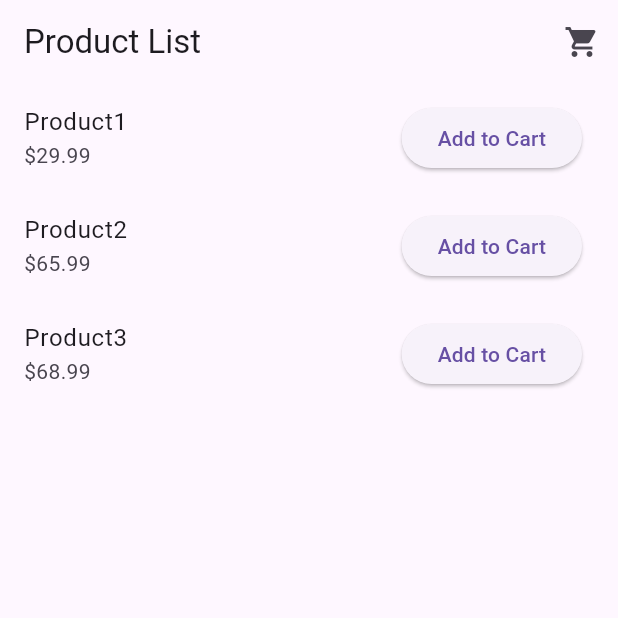
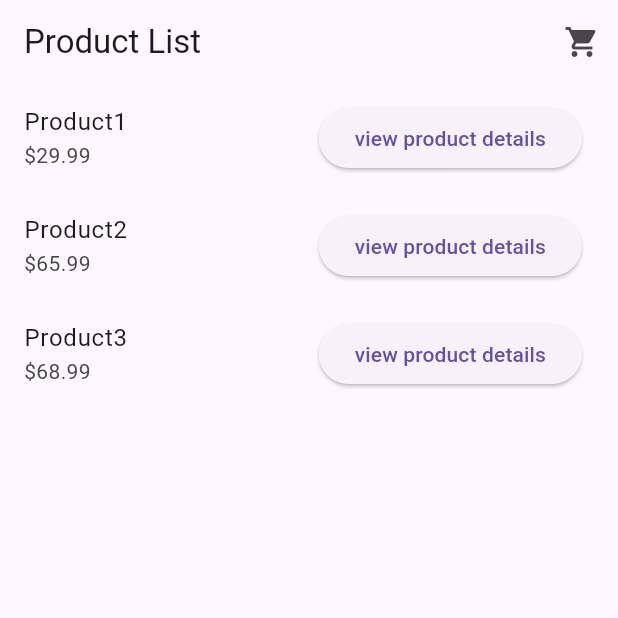
Before and after one commit to MeghavatiChaudhari/cart_flutter_practise, a Flutter app: the screen it shows after launch, on a phone screen of 412 x 824 dp, the top half of it. Run offline on Flutter 3.47's test engine with Material 3 defaults, Android fonts, the phone set to English and light mode, and no system bars; our stand-ins replace get.

Commit message:
cart login using getx binding and builder

```diff
--- /dev/null
+++ b/lib/cart/cart_binding.dart
@@ -0,0 +1,10 @@
+import 'package:cart/cart/cart_controller.dart';
+import 'package:get/get.dart';
+import 'package:cart/cart/product_controller.dart';
+
+class CartBinding extends Bindings {
+  @override
+  void dependencies() {
+    Get.lazyPut(() => CartController());
+  }
+}
--- a/lib/cart/cart_controller.dart
+++ b/lib/cart/cart_controller.dart
@@ -1,18 +1,20 @@
+import 'package:cart/cart/product_controller.dart';
 import 'package:get/get.dart';
 import 'cart_model.dart';
 
 class CartController extends GetxController {
-  var cartItems = <Product>[].obs;
+  var product = Get.find<ProductController>();
 
   void addToCart(Product item) {
-    cartItems.add(item);
+    product.cartItems.add(item);
     update();
   }
 
   void removeFromCart(Product item) {
-    cartItems.remove(item);
+    product.cartItems.remove(item);
     update();
   }
 
-  double get totalPrice => cartItems.fold(0, (sum, item) => sum + item.price);
+  double get totalPrice =>
+      product.cartItems.fold(0, (sum, item) => sum + item.price);
 }
--- a/lib/cart/binding.dart
+++ b/lib/cart/product_binding.dart
@@ -1,9 +1,10 @@
 import 'package:cart/cart/cart_controller.dart';
 import 'package:get/get.dart';
+import 'package:cart/cart/product_controller.dart';
 
 class ProductBinding extends Bindings {
   @override
   void dependencies() {
-    Get.lazyPut<CartController>(() => CartController());
+    Get.lazyPut(() => ProductController());
   }
 }
--- /dev/null
+++ b/lib/cart/product_controller.dart
@@ -0,0 +1,13 @@
+import 'package:get/get.dart';
+import 'package:cart/cart/cart_model.dart';
+
+class ProductController extends GetxController {
+  // List of products
+  var cartItems = <Product>[].obs;
+
+  final List<Product> products = [
+    Product(id: '1', name: "Product1", price: 29.99),
+    Product(id: '2', name: "Product2", price: 65.99),
+    Product(id: '3', name: "Product3", price: 68.99),
+  ];
+}
--- a/lib/cart/screen/cart_page.dart
+++ b/lib/cart/screen/cart_page.dart
@@ -16,9 +16,9 @@ class CartPage extends StatelessWidget {
             children: [
               Expanded(
                   child: ListView.builder(
-                      itemCount: cartController.cartItems.length,
+                      itemCount: cartController.product.cartItems.length,
                       itemBuilder: (context, index) {
-                        final product = cartController.cartItems[index];
+                        final product = cartController.product.cartItems[index];
                         return ListTile(
                           title: Text(product.name),
                           subtitle: Text('\$${product.price}'),
--- /dev/null
+++ b/lib/cart/screen/item_description.dart
@@ -0,0 +1,36 @@
+import 'package:flutter/material.dart';
+import 'package:get/get.dart';
+import 'package:cart/cart/cart_controller.dart';
+import 'package:cart/cart/cart_model.dart';
+import 'package:cart/cart/screen/cart_page.dart';
+import 'package:cart/cart/cart_binding.dart';
+
+class ItemDescription extends StatelessWidget {
+  final Product product; // Add a Product parameter
+
+  const ItemDescription({super.key, required this.product});
+
+  @override
+  Widget build(BuildContext context) {
+    final CartController cartController = Get.find<CartController>();
+    return Scaffold(
+      appBar: AppBar(
+        title: const Text('Product List'),
+      ),
+      body: Column(
+        children: [
+          Text(
+            'A product description is a form of marketing copy used to describe and explain the benefits of your product. In other words, it provides all the information and details of your product on your ecommerce site.',
+          ),
+          ElevatedButton(
+            onPressed: () {
+              cartController.addToCart(product);
+              Get.to(() => const CartPage());
+            },
+            child: const Text('Add to cart'),
+          ),
+        ],
+      ),
+    );
+  }
+}
--- a/lib/cart/screen/product_list.dart
+++ b/lib/cart/screen/product_list.dart
@@ -1,23 +1,15 @@
-import 'package:cart/cart/cart_controller.dart';
+import 'package:cart/cart/product_binding.dart';
+import 'package:cart/cart/product_controller.dart';
 import 'package:flutter/material.dart';
 import 'package:get/get.dart';
-import '../cart_model.dart';
+import 'package:cart/cart/screen/item_description.dart';
 import 'package:cart/cart/screen/cart_page.dart';
-import 'package:cart/cart/screen/product_list.dart';
-import 'package:cart/cart/binding.dart';
+import 'package:cart/cart/cart_binding.dart';
 
 class ProductList extends StatelessWidget {
-  // const ProductList({super.key});
-  final List<Product> products = [
-    Product(id: '1', name: "Product1", price: 29.99),
-    Product(id: '2', name: "Product2", price: 65.99),
-    Product(id: '3', name: "Product3", price: 68.99),
-  ];
-
   @override
   Widget build(BuildContext context) {
-    final CartController cartController = Get.find<CartController>();
-
+    var productController = Get.find<ProductController>();
     return Scaffold(
       appBar: AppBar(
         title: const Text('Product List'),
@@ -25,23 +17,25 @@ class ProductList extends StatelessWidget {
           IconButton(
             icon: const Icon(Icons.shopping_cart),
             onPressed: () {
-              Get.to(() => const CartPage(), binding: ProductBinding());
+              Get.to(() => const CartPage(), binding: CartBinding());
             },
           )
         ],
       ),
       body: ListView.builder(
-          itemCount: products.length,
+          itemCount: productController.products.length,
           itemBuilder: (context, index) {
-            final product = products[index];
+            final product = productController.products[index];
             return ListTile(
               title: Text(product.name),
               subtitle: Text('\$${product.price}'),
               trailing: ElevatedButton(
                 onPressed: () {
-                  cartController.addToCart(product);
+                  // cartController.addToCart(product);
+                  Get.to(() => ItemDescription(product: product),
+                      binding: CartBinding());
                 },
-                child: const Text('Add to Cart'),
+                child: const Text('view product details'),
               ),
             );
           }),
--- a/lib/main.dart
+++ b/lib/main.dart
@@ -1,7 +1,7 @@
 import 'package:flutter/material.dart';
 import 'package:get/get.dart';
 import 'package:cart/cart/screen/product_list.dart';
-import 'package:cart/cart/binding.dart';
+import 'package:cart/cart/product_binding.dart';
 
 void main() {
   runApp(const MyApp());
@@ -14,6 +14,7 @@ class MyApp extends StatelessWidget {
   @override
   Widget build(BuildContext context) {
     return GetMaterialApp(
+      debugShowCheckedModeBanner: false,
       title: 'shopping cart App',
       initialBinding: ProductBinding(),
       home: ProductList(),
```
